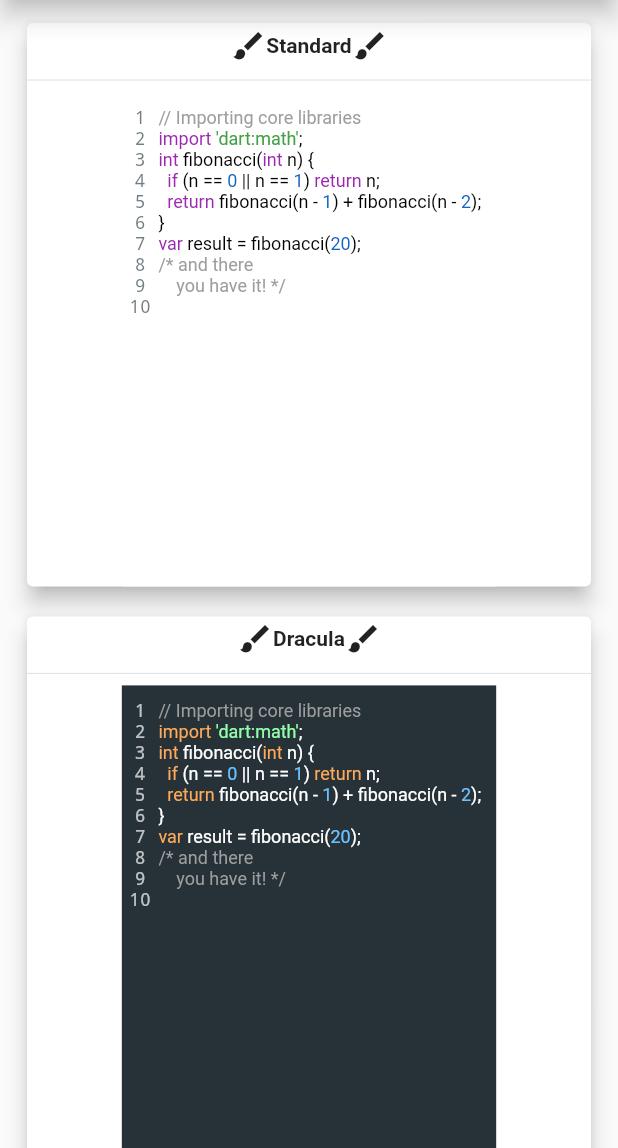
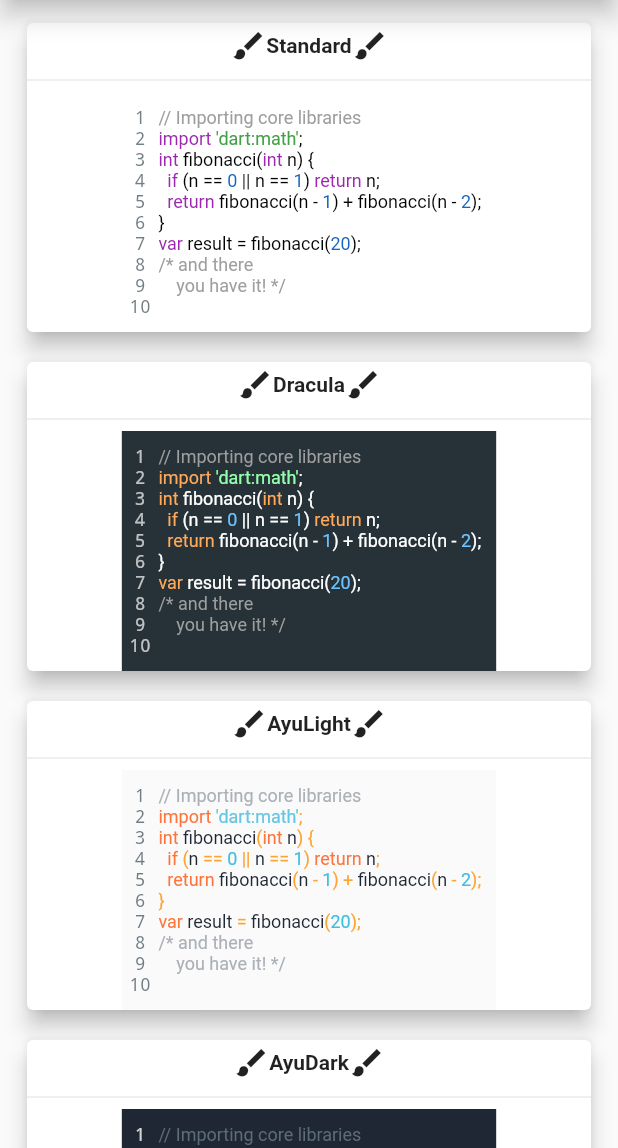
Before and after one commit to baderouaich/flutter_syntax_view, a Flutter app: the screen it shows after launch, on a phone screen of 412 x 824 dp, the part 88-1236 px from its top. Run offline on Flutter 3.47's test engine with Material 2 defaults, Android fonts, the phone set to English and light mode, and no system bars; our stand-ins replace string_scanner.

Commit message:
Version 3.2.2

```diff
--- a/example/lib/main.dart
+++ b/example/lib/main.dart
@@ -38,61 +38,81 @@ var result = fibonacci(20);
       syntax: Syntax.DART,
       syntaxTheme: SyntaxTheme.standard(),
       withZoom: true,
-        withLinesCount: true),
+      withLinesCount: true,
+      expanded: false,
+    ),
     "Dracula": SyntaxView(
       code: code,
       syntax: Syntax.DART,
       syntaxTheme: SyntaxTheme.dracula(),
       withZoom: true,
-        withLinesCount: true),
+      withLinesCount: true,
+      expanded: false,
+    ),
     "AyuLight": SyntaxView(
       code: code,
       syntax: Syntax.DART,
       syntaxTheme: SyntaxTheme.ayuLight(),
       withZoom: true,
-        withLinesCount: true),
+      withLinesCount: true,
+      expanded: false,
+    ),
     "AyuDark": SyntaxView(
       code: code,
       syntax: Syntax.DART,
       syntaxTheme: SyntaxTheme.ayuDark(),
       withZoom: true,
-        withLinesCount: true),
+      withLinesCount: true,
+      expanded: false,
+    ),
     "GravityLight": SyntaxView(
       code: code,
       syntax: Syntax.DART,
       syntaxTheme: SyntaxTheme.gravityLight(),
       withZoom: true,
-        withLinesCount: true),
+      withLinesCount: true,
+      expanded: false,
+    ),
     "GravityDark": SyntaxView(
       code: code,
       syntax: Syntax.DART,
       syntaxTheme: SyntaxTheme.gravityDark(),
       withZoom: true,
-        withLinesCount: true),
+      withLinesCount: true,
+      expanded: false,
+    ),
     "MonokaiSublime": SyntaxView(
       code: code,
       syntax: Syntax.DART,
       syntaxTheme: SyntaxTheme.monokaiSublime(),
       withZoom: true,
-        withLinesCount: true),
+      withLinesCount: true,
+      expanded: false,
+    ),
     "Obsidian": SyntaxView(
       code: code,
       syntax: Syntax.DART,
       syntaxTheme: SyntaxTheme.obsidian(),
       withZoom: true,
-        withLinesCount: true),
+      withLinesCount: true,
+      expanded: false,
+    ),
     "OceanSunset": SyntaxView(
       code: code,
       syntax: Syntax.DART,
       syntaxTheme: SyntaxTheme.oceanSunset(),
       withZoom: true,
-        withLinesCount: true),
+      withLinesCount: true,
+      expanded: false,
+    ),
     "vscodeDark": SyntaxView(
       code: code,
       syntax: Syntax.DART,
       syntaxTheme: SyntaxTheme.vscodeDark(),
       withZoom: true,
-        withLinesCount: true),
+      withLinesCount: true,
+      expanded: false,
+    ),
     "vscodeLight": SyntaxView(
         code: code,
         syntax: Syntax.DART,
@@ -135,9 +155,12 @@ var result = fibonacci(20);
                     ),
                   ),
                   Divider(),
+                  if (syntaxView.expanded)
                     Container(
                         height: MediaQuery.of(context).size.height / 2.5,
                         child: syntaxView)
+                  else
+                    syntaxView
                 ],
               ),
             );
--- a/example/pubspec.yaml
+++ b/example/pubspec.yaml
@@ -4,7 +4,7 @@ description: A new Flutter project.
 version: 1.0.0+1
 
 environment:
-  sdk: ">=2.1.0 <3.0.0"
+  sdk: ">=2.2.2 <3.0.0"
 
 dependencies:
   flutter:
--- a/lib/src/syntax/c.dart
+++ b/lib/src/syntax/c.dart
@@ -56,7 +56,23 @@ class CSyntaxHighlighter extends SyntaxBase {
     'long',
     'long long',
     'double',
-    'float'
+    'float',
+
+    // <stdint.h> stuff
+    "intmax_t", "uintmax_t",
+    "int8_t", "uint8_t",
+    "int16_t", "uint16_t",
+    "int32_t", "uint32_t",
+    "int64_t", "uint64_t",
+    "int_least8_t", "uint_least8_t",
+    "int_least16_t", "uint_least16_t",
+    "int_least32_t", "uint_least32_t",
+    "int_least64_t", "uint_least64_t",
+    "int_fast8_t", "uint_fast8_t",
+    "int_fast16_t", "uint_fast16_t",
+    "int_fast32_t", "uint_fast32_t",
+    "int_fast64_t", "uint_fast64_t",
+    "intptr_t", "uintptr_t"
   ];
 
   String _src;
@@ -171,6 +187,14 @@ class CSyntaxHighlighter extends SyntaxBase {
         continue;
       }
 
+      /// Preprocessor Conditional compilation () #if, #else, #elif, #ifdef, #ifndef and #endif ) and #pragma
+      if (_scanner.scan(RegExp(
+          r'(#ifdef)|(#ifndef)|(#if)|(#else)|(#elif)|(#endif)|(#pragma)'))) {
+        _spans.add(HighlightSpan(HighlightType.keyword,
+            _scanner.lastMatch.start, _scanner.lastMatch.end));
+        continue;
+      }
+
       /// Punctuation TEST: https://www.regexpal.com/100066
       if (_scanner.scan(RegExp(r'[\[\]{}().!=><#&\|\?\+\-\*/%\^~;:,]'))) {
         _spans.add(HighlightSpan(HighlightType.punctuation,
--- a/lib/src/syntax/cpp.dart
+++ b/lib/src/syntax/cpp.dart
@@ -102,7 +102,8 @@ class CPPSyntaxHighlighter extends SyntaxBase {
     'volatile',
     'while',
     'xor',
-    'xor_eq'
+    'xor_eq',
+    'void'
   ];
 
   static const List<String> _builtInTypes = const <String>[
@@ -113,7 +114,23 @@ class CPPSyntaxHighlighter extends SyntaxBase {
     'long long',
     'double',
     'float',
-    'bool'
+    'bool',
+
+    // <cstdint> stuff
+    "intmax_t", "uintmax_t",
+    "int8_t", "uint8_t",
+    "int16_t", "uint16_t",
+    "int32_t", "uint32_t",
+    "int64_t", "uint64_t",
+    "int_least8_t", "uint_least8_t",
+    "int_least16_t", "uint_least16_t",
+    "int_least32_t", "uint_least32_t",
+    "int_least64_t", "uint_least64_t",
+    "int_fast8_t", "uint_fast8_t",
+    "int_fast16_t", "uint_fast16_t",
+    "int_fast32_t", "uint_fast32_t",
+    "int_fast64_t", "uint_fast64_t",
+    "intptr_t", "uintptr_t"
   ];
 
   String _src;
@@ -228,6 +245,14 @@ class CPPSyntaxHighlighter extends SyntaxBase {
         continue;
       }
 
+      /// Preprocessor Conditional compilation () #if, #else, #elif, #ifdef, #ifndef and #endif ) and #pragma
+      if (_scanner.scan(RegExp(
+          r'(#ifdef)|(#ifndef)|(#if)|(#else)|(#elif)|(#endif)|(#pragma)'))) {
+        _spans.add(HighlightSpan(HighlightType.keyword,
+            _scanner.lastMatch.start, _scanner.lastMatch.end));
+        continue;
+      }
+
       /// Punctuation (<>#(){}!::) TEST: https://www.regexpal.com/100066
       if (_scanner.scan(RegExp(r'[\[\]{}().!=#<>&\|\?\+\-\*/%\^~;:,]'))) {
         _spans.add(HighlightSpan(HighlightType.punctuation,
--- a/pubspec.yaml
+++ b/pubspec.yaml
@@ -1,6 +1,6 @@
 name: flutter_syntax_view
 description: Flutter Syntax Highlighter
-version: 2.2.2
+version: 3.2.2
 authors:
   - Bader Eddine Ouaich <badereddineouaich@gmail.com>
   - Rody Davis Jr <rody.davis.jr@gmail.com>
```
Also changed, not shown: lib/src/flutter_syntax_view.dart (+13 -0 lines), example/pubspec.lock, 1 other file. Lines whose indentation alone changed are shown as unchanged.
